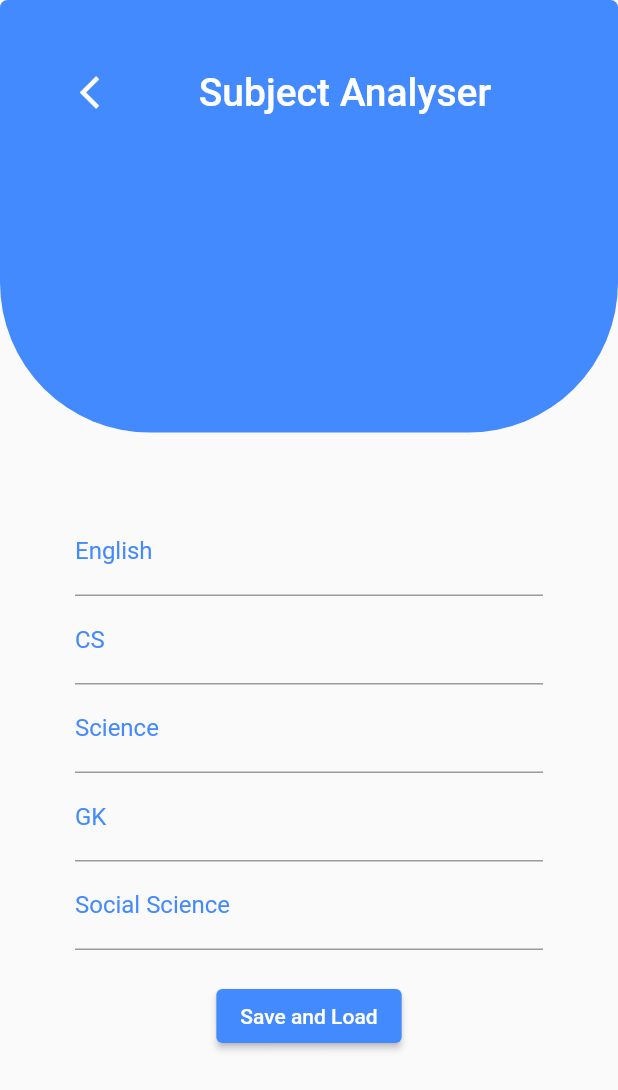
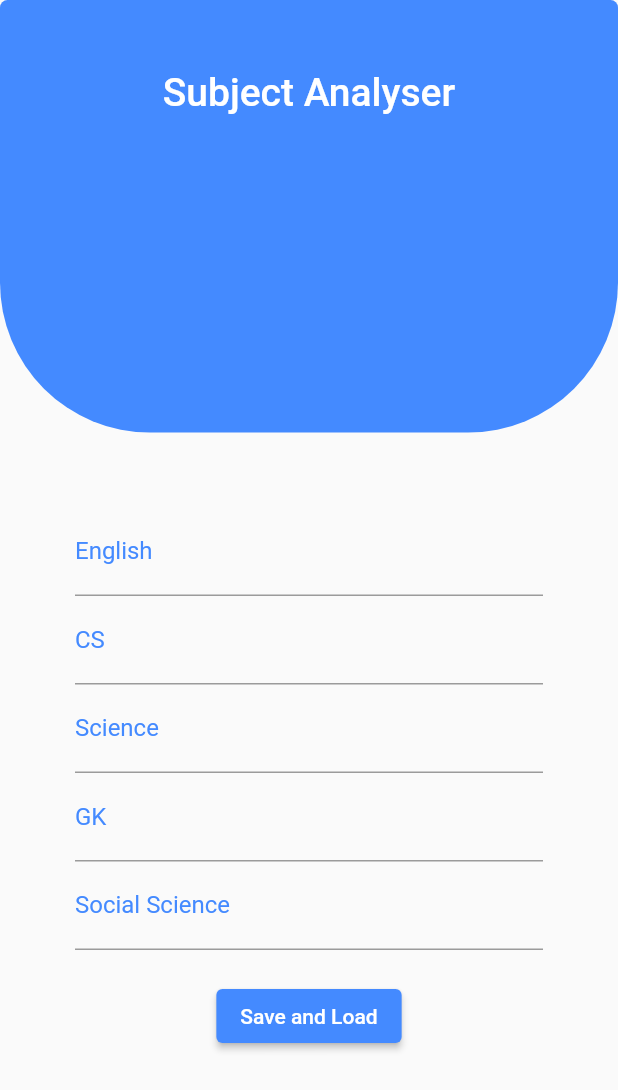
Before and after one commit to keshav743/infigon_assignment, a Flutter app: the ChangePage screen opened by its route, after a tap on "Save and Load", on a phone screen of 412 x 824 dp. Shown: the top 1090 px of the screen. Run offline on Flutter 3.47's test engine with Material 2 defaults, Android fonts, the phone set to English and light mode, and no system bars; our stand-ins replace fl_chart.

Commit message:
First  Commit

```diff
--- a/lib/main.dart
+++ b/lib/main.dart
@@ -14,8 +14,9 @@ class MyApp extends StatelessWidget {
       title: 'Flutter Demo',
       routes: {
         ChangePage.routeName: (ctx) => ChangePage(),
+        HomePage.routeName: (ctx) => HomePage(),
       },
-      home: HomePage(),
+      home: ChangePage(),
     );
   }
 }
--- a/lib/screens/change_page.dart
+++ b/lib/screens/change_page.dart
@@ -1,4 +1,5 @@
 import 'package:flutter/material.dart';
+import 'package:infugion_ui/screens/home_page.dart';
 
 class ChangePage extends StatefulWidget {
   static const routeName = '/change';
@@ -96,13 +97,19 @@ class _ChangePageState extends State<ChangePage> {
                         print('Invalid');
                         return;
                       }
-                      Navigator.of(context).pop([
+                      var data = [
                         double.parse(_engController.text),
                         double.parse(_csController.text),
                         double.parse(_sciController.text),
                         double.parse(_gkController.text),
                         double.parse(_socController.text),
-                      ]);
+                      ];
+                      Navigator.of(context).pushNamed(
+                        HomePage.routeName,
+                        arguments: {
+                          'data': data,
+                        },
+                      );
                     },
                     child: Text('Save and Load'),
                   ),
@@ -130,18 +137,18 @@ class _ChangePageState extends State<ChangePage> {
       ),
       child: Row(
         crossAxisAlignment: CrossAxisAlignment.center,
-        mainAxisAlignment: MainAxisAlignment.spaceEvenly,
+        mainAxisAlignment: MainAxisAlignment.center,
         children: <Widget>[
-          IconButton(
-            onPressed: () {
-              Navigator.of(context).pop();
-            },
-            icon: Icon(
-              Icons.arrow_back_ios,
-              color: Colors.white,
-              size: 26.0,
-            ),
-          ),
+          // IconButton(
+          //   onPressed: () {
+          //     Navigator.of(context).pop();
+          //   },
+          //   icon: Icon(
+          //     Icons.arrow_back_ios,
+          //     color: Colors.white,
+          //     size: 26.0,
+          //   ),
+          // ),
           Text(
             'Subject Analyser',
             style: TextStyle(
```
Also changed, not shown: lib/screens/home_page.dart (+39 -25 lines).
